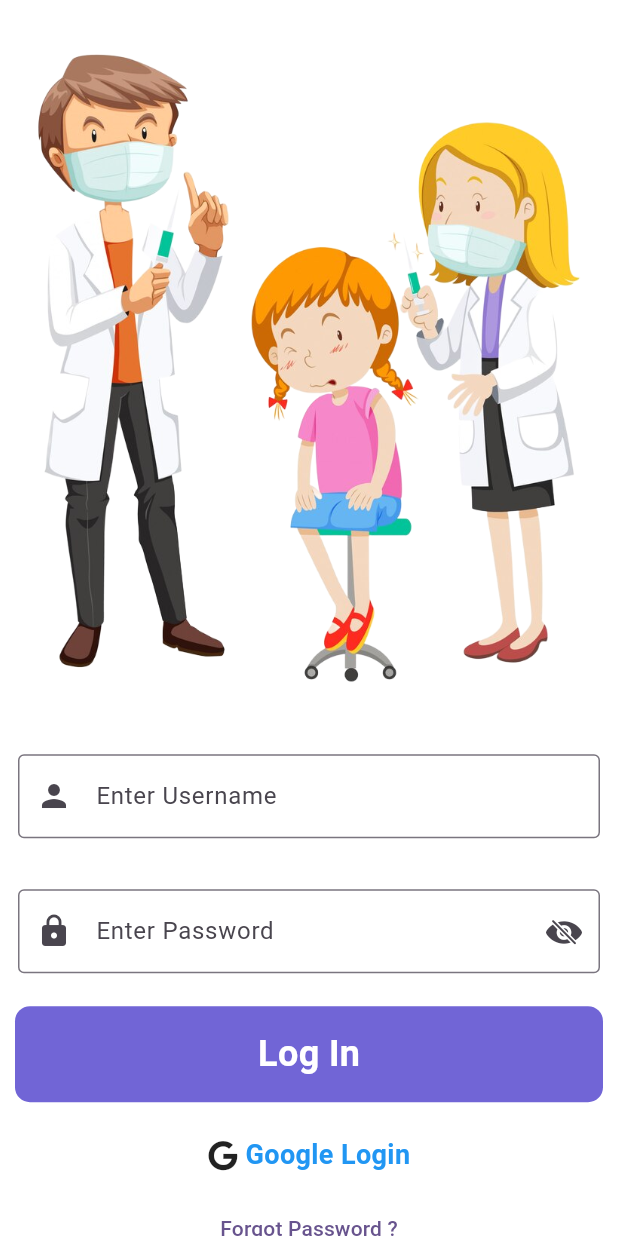
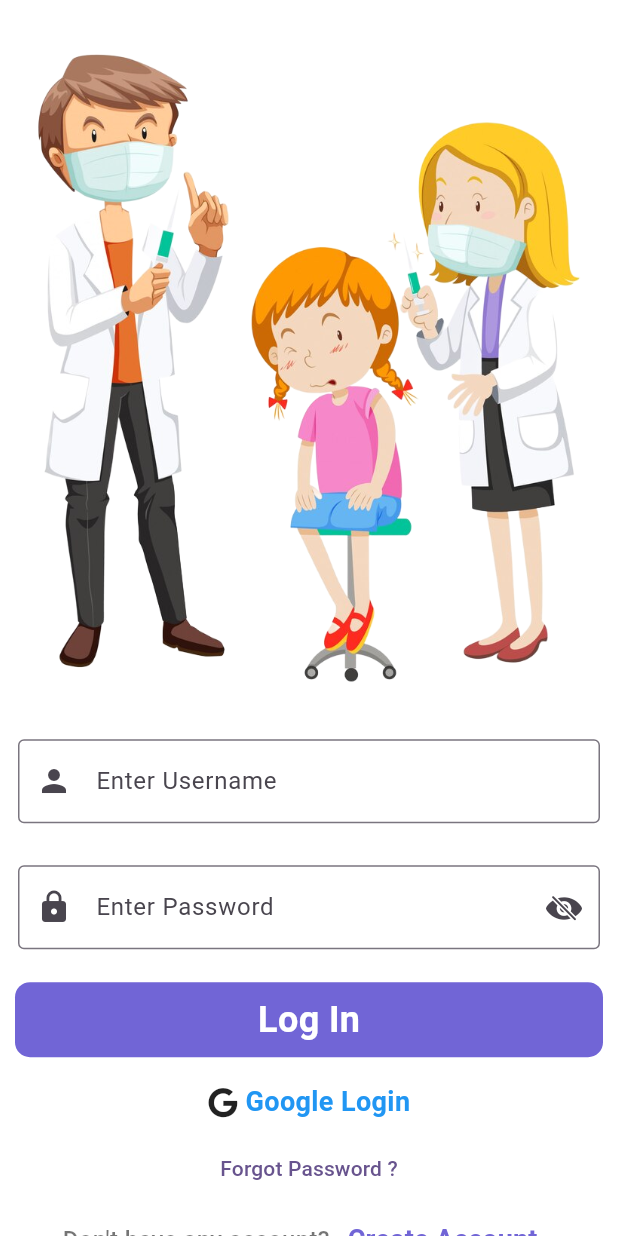
Before and after one commit to amitpaju0001/medical_healthcare, a Flutter app: the screen it shows after launch, on a phone screen of 412 x 824 dp. Run offline on Flutter 3.47's test engine with Material 3 defaults, Android fonts, the phone set to English and light mode, and no system bars; our stand-ins replace firebase_auth, firebase_core, fluttertoast, font_awesome_flutter, get, google_sign_in and 1 more; missing offline and left inert: custom_clippers; accounts and stored records are empty.

```diff
--- a/lib/auth/service/auth_service.dart
+++ b/lib/auth/service/auth_service.dart
@@ -1,5 +1,4 @@
 import 'dart:async';
-
 import 'package:firebase_auth/firebase_auth.dart';
 import 'package:google_sign_in/google_sign_in.dart';
 import 'package:medical_healthcare/auth/model/user_model.dart';
@@ -47,10 +46,11 @@ class AuthService {
       phoneNumber: phoneNumber,
       verificationCompleted: (PhoneAuthCredential credential) {},
       verificationFailed: verificationFailed,
-      codeSent: (verificationId, resendToken) {
+      codeSent: (String verificationId,int? resendToken) {
         codeSent(verificationId);
       },
       codeAutoRetrievalTimeout: (verificationId) {},
+      timeout: const Duration(seconds: 120)
     );
   }
   Future signInWithOtp(String verificationId, String otp)async{
--- a/lib/auth/ui/login_screen.dart
+++ b/lib/auth/ui/login_screen.dart
@@ -38,9 +38,7 @@ class _LoginScreenState extends State<LoginScreen> {
                   padding: const EdgeInsets.all(20),
                   child: Image.asset(AssetsConst.drImages),
                 ),
-                const SizedBox(
-                  height: 10,
-                ),
+
                 Padding(
                   padding: const EdgeInsets.all(12),
                   child: TextField(
@@ -52,7 +50,7 @@ class _LoginScreenState extends State<LoginScreen> {
                   ),
                 ),
                 const SizedBox(
-                  height: 10,
+                  height: 4,
                 ),
                 Padding(
                   padding: const EdgeInsets.all(12),
@@ -100,7 +98,7 @@ class _LoginScreenState extends State<LoginScreen> {
                         },
                         child: const Padding(
                           padding:
-                          EdgeInsets.symmetric(vertical: 15, horizontal: 40),
+                          EdgeInsets.symmetric(vertical: 8, horizontal: 40),
                           child: Center(
                             child: Text(
                               'Log In',
@@ -116,7 +114,7 @@ class _LoginScreenState extends State<LoginScreen> {
                   ),
                 ),
                 Container(
-                  height: 50,
+                  height: 40,
                   child: Center(
                     child: GestureDetector(
                       onTap: ()async {
@@ -146,9 +144,6 @@ class _LoginScreenState extends State<LoginScreen> {
                 }, child: const Text(
                     'Forgot Password ?'
                 )),
-                const SizedBox(
-                  height: 20,
-                ),
                 Row(
                   mainAxisAlignment: MainAxisAlignment.center,
                   children: [
--- a/lib/main.dart
+++ b/lib/main.dart
@@ -31,13 +31,13 @@ class MyApp extends StatelessWidget {
       ],
       child: Consumer<CustomAuthProvider>(builder:(context, provider, child) {
         return MaterialApp(
-          title: 'Flutter Demo',
           theme: ThemeData(
 
             colorScheme: ColorScheme.fromSeed(seedColor: Colors.deepPurple),
             useMaterial3: true,
           ),
           home: provider.isLoggedIn?NavBarRoots():LoginScreen(),
+          debugShowCheckedModeBanner: false,
         );
       }
       ),
```
Also changed, not shown: lib/auth/ui/sign_up_screen.dart (+75 -21 lines).
